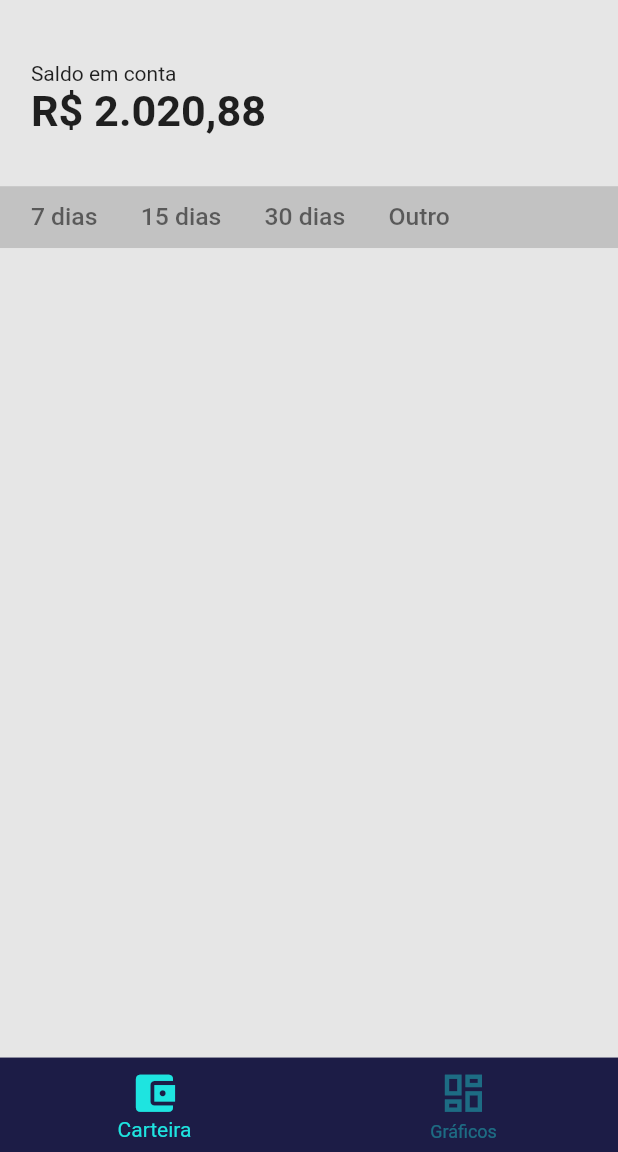
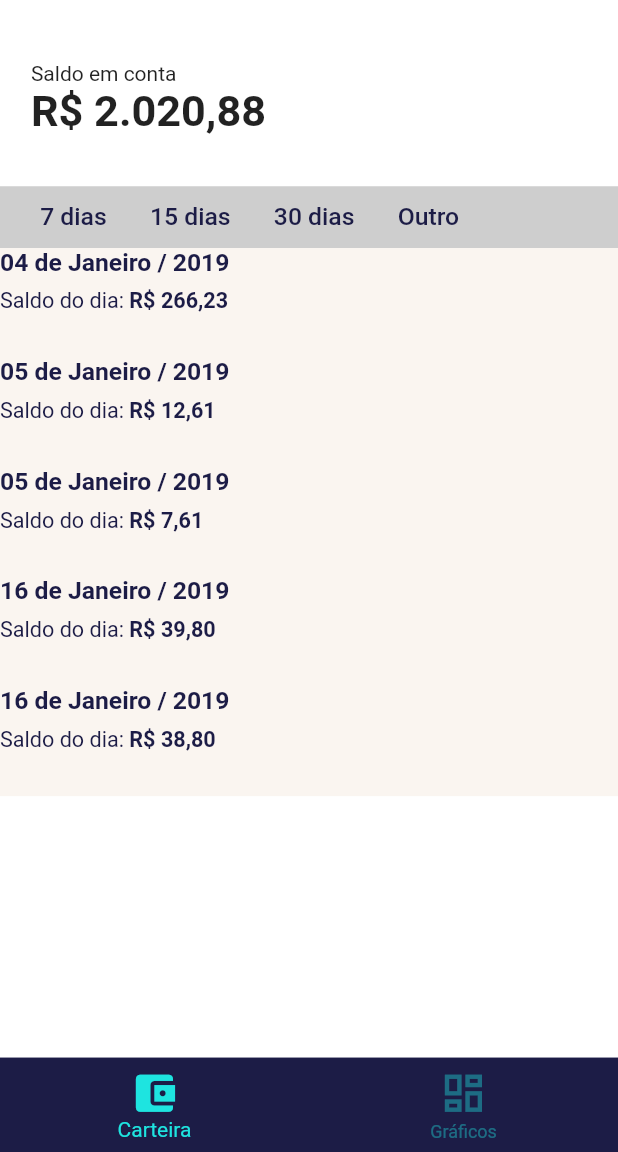
Before and after one commit to FabioLafayete/my_wallet, a Flutter app: the Home screen opened directly, on a phone screen of 412 x 824 dp, the part 84-1236 px from its top. Run offline on Flutter 3.47's test engine with Material 2 defaults, Android fonts, the phone set to English and light mode, and no system bars; our stand-ins replace dio, google_fonts, rxdart, shared_preferences; missing offline and left inert: bloc_pattern; accounts and stored records are empty.

```diff
--- a/lib/.env.dart
+++ b/lib/.env.dart
@@ -1 +1,76 @@
-final env = {"baseUrl":"https://apidev.ewally.com.br"};
+Map<String, dynamic> env = {
+  "baseUrl" : "https://apidev.ewally.com.br",
+  "balance": [
+    {
+      "id": 44494,
+      "accountName": "84251309000144",
+      "amount": 26623,
+      "balance": 26623,
+      "createdAt": "2019-01-04T10:50:16.000Z",
+      "operationType": "RECEIVED_TRANSFERENCE",
+      "status": "COMPLETED",
+      "otherInfo": {
+        "otherAccountName": "52086828853",
+        "userLatitude": -23.62393516705907,
+        "userLongitude": -46.6971381739045
+      }
+    },
+    {
+      "id": 44495,
+      "accountName": "84251309000144",
+      "amount": -25362,
+      "balance": 1261,
+      "createdAt": "2019-01-05T10:50:16.000Z",
+      "operationType": "SENT_TRANSFERENCE",
+      "status": "COMPLETED",
+      "otherInfo": {
+        "otherAccountName": "52086828853",
+        "transactionCategoryId": 1,
+        "userLatitude": -23.62393516705907,
+        "userLongitude": -46.6971381739045
+      }
+    },
+    {
+      "id": 44496,
+      "accountName": "84251309000144",
+      "amount": -500,
+      "balance": 761,
+      "createdAt": "2019-01-05T10:51:16.000Z",
+      "operationType": "SENT_TRANSFERENCE",
+      "status": "COMPLETED",
+      "otherInfo": {
+        "otherAccountName": "52086828853",
+        "transactionCategoryId": 1,
+        "userLatitude": -23.62393516705907,
+        "userLongitude": -46.6971381739045
+      }
+    },
+    {
+      "id": 44509,
+      "accountName": "84251309000144",
+      "amount": 1000,
+      "balance": 3980,
+      "createdAt": "2019-01-16T10:52:16.000Z",
+      "operationType": "EAGENT_DEPOSIT",
+      "status": "COMPLETED",
+      "otherInfo": {
+        "otherAccountName": "41000519805",
+        "userLatitude": -23.5749491973919,
+        "userLongitude": -46.68845516510336
+      }
+    },
+    {
+      "id": 44510,
+      "accountName": "84251309000144",
+      "amount": -100,
+      "balance": 3880,
+      "createdAt": "2019-01-16T10:52:16.000Z",
+      "operationType": "EAGENT_DEPOSIT_TAX",
+      "status": "COMPLETED",
+      "otherInfo": {
+        "userLatitude": -23.5749491973919,
+        "userLongitude": -46.68845516510336
+      }
+    },
+  ]
+};
--- a/lib/features/Design/colors.dart
+++ b/lib/features/Design/colors.dart
@@ -11,7 +11,8 @@ class DesignColors {
   static Color greenPool() => Color.fromRGBO(30, 228, 224, 1);
   static Color greenPoolOpacity() => Color.fromRGBO(30, 228, 224, 0.7);
 
-  static Color white() => Color.fromRGBO(230, 230, 230, 1.0);
+  static Color white() => Color.fromRGBO(255, 255, 255, 1.0);
+  static Color paper() => Color.fromRGBO(250, 245, 240, 1.0);
   static Color pinkAccent() => Colors.pinkAccent;
 
 
--- /dev/null
+++ b/lib/features/Wallet/components/date_statement.dart
@@ -0,0 +1,69 @@
+import 'package:app_ewally/features/Design/colors.dart';
+import 'package:flutter/material.dart';
+
+class DateStatement extends StatefulWidget {
+  @override
+  _DateStatementState createState() => _DateStatementState();
+}
+
+class _DateStatementState extends State<DateStatement> {
+
+  List<Map<String, dynamic>> _days = [
+    {"name": "7 dias", "value": 7},
+    {"name": "15 dias", "value": 15},
+    {"name": "30 dias", "value": 30},
+  ];
+
+  String selected = '';
+  Size size;
+
+  Color lightBlue = DesignColors.lightBlue();
+  Color greenPool = DesignColors.greenPool();
+  Color white = DesignColors.white();
+
+  @override
+  Widget build(BuildContext context) {
+
+    size = MediaQuery.of(context).size;
+
+
+    return Container(
+      width: size.width,
+      height: size.width * 0.1,
+      color: Colors.grey.withOpacity(0.5),
+      padding: EdgeInsets.only(
+        left: size.width * 0.05,
+        right: size.width * 0.05,
+      ),
+      child: Row(
+        crossAxisAlignment: CrossAxisAlignment.center,
+        children: List.generate(_days.length,
+                (index) => _date(_days[index]['name'])
+        )..add(_date('Outro')),
+      ),
+    );
+  }
+
+  Widget _date(String name){
+    return GestureDetector(
+      onTap: () => setState(() => selected = name),
+      child: Container(
+        padding: EdgeInsets.all(size.width * 0.015),
+        margin: EdgeInsets.only(right: size.width * 0.04),
+        decoration: BoxDecoration(
+            color: selected == name ? lightBlue : Colors.transparent,
+            borderRadius: BorderRadius.circular(15)
+        ),
+        child: Text(
+            name,
+            style: TextStyle(
+                color: selected == name ? white : lightBlue,
+                fontSize: size.width * 0.04,
+                fontWeight: FontWeight.w500
+            )
+        )
+      ),
+    );
+  }
+
+}
--- /dev/null
+++ b/lib/features/Wallet/components/statement.dart
@@ -0,0 +1,91 @@
+import 'package:app_ewally/features/Design/colors.dart';
+import 'package:flutter/material.dart';
+import 'package:intl/intl.dart';
+import 'package:app_ewally/.env.dart';
+import 'package:app_ewally/services/Convert/convert_cent_to_money.dart';
+
+class Statement extends StatefulWidget {
+  @override
+  _StatementState createState() => _StatementState();
+}
+
+class _StatementState extends State<Statement> {
+
+  Color lightBlue = DesignColors.lightBlue();
+  Color greenPool = DesignColors.greenPool();
+  Color paper = DesignColors.paper();
+
+  Size size;
+
+  @override
+  Widget build(BuildContext context) {
+
+    size = MediaQuery.of(context).size;
+
+    return Container(
+      color: paper,
+      child: Column(
+        mainAxisAlignment: MainAxisAlignment.start,
+        crossAxisAlignment: CrossAxisAlignment.start,
+        children: List.generate(env['balance'].length, (index){
+          return Container(
+            child: Column(
+              mainAxisAlignment: MainAxisAlignment.start,
+              crossAxisAlignment: CrossAxisAlignment.start,
+              children: [
+                _dateBalance(env['balance'][index]),
+                _br(0.02),
+                _balance(index),
+                _br(0.07),
+              ],
+            ),
+          );
+        }),
+      ),
+    );
+  }
+
+  Widget _br(double number){
+    return SizedBox(height: size.width * number);
+  }
+
+  Widget _dateBalance(dynamic data){
+    DateFormat dateFormat = DateFormat("yyyy-MM-dd'T'HH:mm:ss", 'pt_Br');
+    DateTime date = dateFormat.parse(data['createdAt']);
+
+    String hour = date.hour.toString().padLeft(2, '0');
+    String minute = date.minute.toString().padLeft(2, '0');
+    String month = DateFormat.MMMM('pt_Br').format(date);
+    month = month.replaceAll(month[0], month[0].toUpperCase());
+    String day = '${date.day}'.length <= 1 ? '0${date.day}' : '${date.day}';
+
+    String resultDate = '$day de $month / ${date.year}';
+
+    return Text(
+        resultDate,
+        style: TextStyle(
+            fontSize: size.width * 0.04,
+            color: lightBlue,
+            fontWeight: FontWeight.w600
+        )
+    );
+  }
+
+  Widget _balance(int index){
+    return RichText(
+      text: TextSpan(
+        style: new TextStyle(
+          fontSize: size.width * 0.035,
+          color: lightBlue,
+        ),
+        children: <TextSpan>[
+          new TextSpan(text: 'Saldo do dia: '),
+          new TextSpan(
+              text: 'R\$ ${ConvertCents.convert(env['balance'][index]['balance'])}',
+              style: new TextStyle(fontWeight: FontWeight.bold)
+          ),
+        ],
+      ),
+    );
+  }
+}
--- a/lib/features/Wallet/screens/wallet.dart
+++ b/lib/features/Wallet/screens/wallet.dart
@@ -1,3 +1,5 @@
+import 'package:app_ewally/features/Wallet/components/date_statement.dart';
+import 'package:app_ewally/features/Wallet/components/statement.dart';
 import 'package:flutter/material.dart';
 
 class Wallet extends StatefulWidget {
@@ -18,60 +20,8 @@ class _WalletState extends State<Wallet> {
       children: [
         _balance(),
         _br(0.08),
-        Container(
-          width: size.width,
-          height: size.width * 0.1,
-          color: Colors.grey.withOpacity(0.5),
-          padding: EdgeInsets.only(
-            left: size.width * 0.05,
-            right: size.width * 0.05,
-          ),
-          child: Row(
-            crossAxisAlignment: CrossAxisAlignment.center,
-            children: [
-              Padding(
-                padding: EdgeInsets.only(right: size.width * 0.07),
-                child: Text('7 dias',
-                  style: TextStyle(
-                      color: Colors.black54,
-                      fontSize: size.width * 0.04,
-                    fontWeight: FontWeight.w500
-                  )
-                ),
-              ),
-              Padding(
-                padding: EdgeInsets.only(right: size.width * 0.07),
-                child: Text('15 dias',
-                    style: TextStyle(
-                        color: Colors.black54,
-                        fontSize: size.width * 0.04,
-                        fontWeight: FontWeight.w500
-                    )
-                ),
-              ),
-              Padding(
-                padding: EdgeInsets.only(right: size.width * 0.07),
-                child: Text('30 dias',
-                    style: TextStyle(
-                        color: Colors.black54,
-                        fontSize: size.width * 0.04,
-                        fontWeight: FontWeight.w500
-                    )
-                ),
-              ),
-              Padding(
-                padding: EdgeInsets.only(right: size.width * 0.07),
-                child: Text('Outro',
-                    style: TextStyle(
-                        color: Colors.black54,
-                        fontSize: size.width * 0.04,
-                        fontWeight: FontWeight.w500
-                    )
-                ),
-              )
-            ],
-          ),
-        )
+        DateStatement(),
+        Statement()
       ],
     );
   }
--- a/lib/main.dart
+++ b/lib/main.dart
@@ -1,4 +1,6 @@
+import 'package:flutter/cupertino.dart';
 import 'package:flutter/material.dart';
+import 'package:flutter_localizations/flutter_localizations.dart';
 import 'features/SplashScreen/screens/splash_screen.dart';
 
 void main() {
@@ -11,6 +13,13 @@ class MyApp extends StatelessWidget {
     return MaterialApp(
       title: 'MyWallet',
       debugShowCheckedModeBanner: false,
+      localizationsDelegates: [
+        GlobalMaterialLocalizations.delegate,
+        GlobalWidgetsLocalizations.delegate,
+        GlobalCupertinoLocalizations.delegate,
+        DefaultCupertinoLocalizations.delegate
+      ],
+      supportedLocales: [const Locale('pt', 'BR')],
       theme: ThemeData(
         visualDensity: VisualDensity.adaptivePlatformDensity,
       ),
--- /dev/null
+++ b/lib/services/Convert/convert_cent_to_money.dart
@@ -0,0 +1,29 @@
+class ConvertCents {
+  static String convert(int data){
+    String result;
+
+    double money = data / 100;
+
+    result = money.toString();
+
+    String cents = result.substring(result.indexOf('.') + 1);
+    if(cents.length == 1) cents = cents + '0';
+
+    String real = result.substring(0, result.indexOf('.'));
+
+
+    String newStr = '';
+    int step = 3;
+
+    for (int i = real.length; i >= 0; i -= step) {
+      String subString = '';
+      if (i > 3) {
+        subString += '.';
+      }
+      subString += real.substring( i < step ? 0 : i - step, i);
+      newStr = subString + newStr;
+    }
+
+    return '$newStr,$cents';
+  }
+}
--- a/pubspec.yaml
+++ b/pubspec.yaml
@@ -8,6 +8,8 @@ environment:
 
 dependencies:
   flutter:
+    sdk: flutter
+  flutter_localizations:
     sdk: flutter
   shared_preferences: 0.5.6+1
   dio: 3.0.10
```
Also changed, not shown: pubspec.lock.
